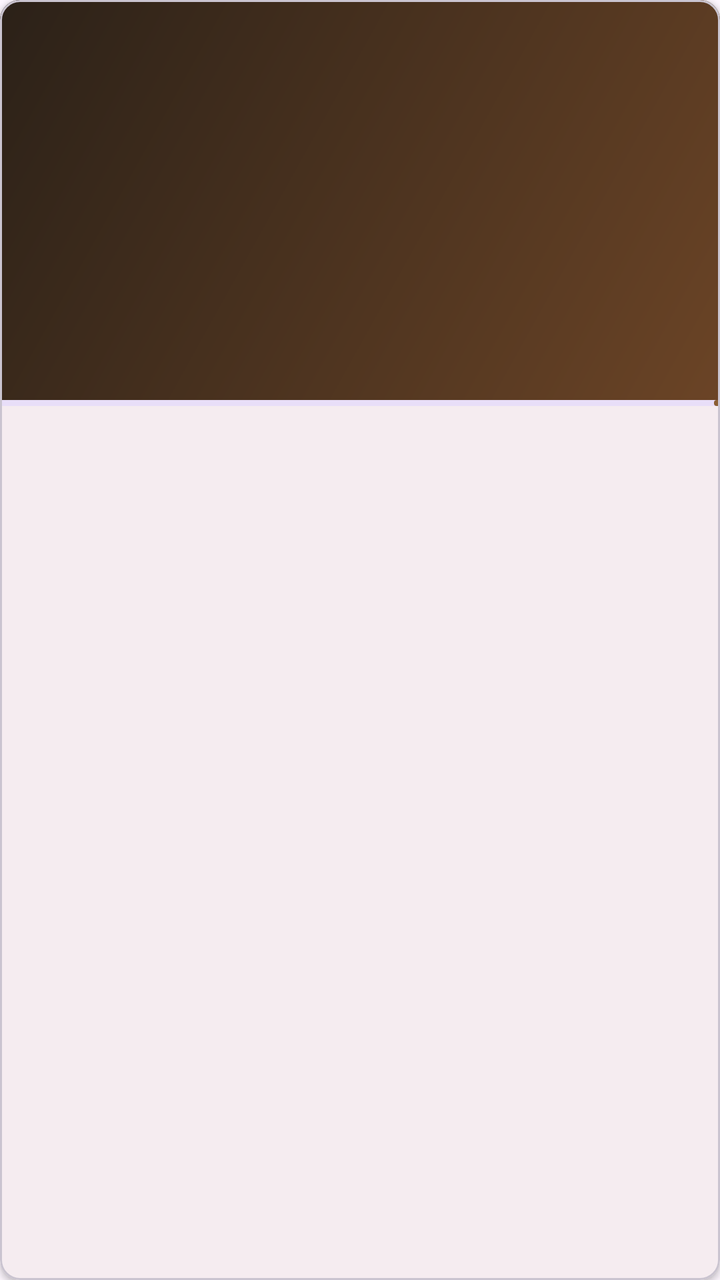
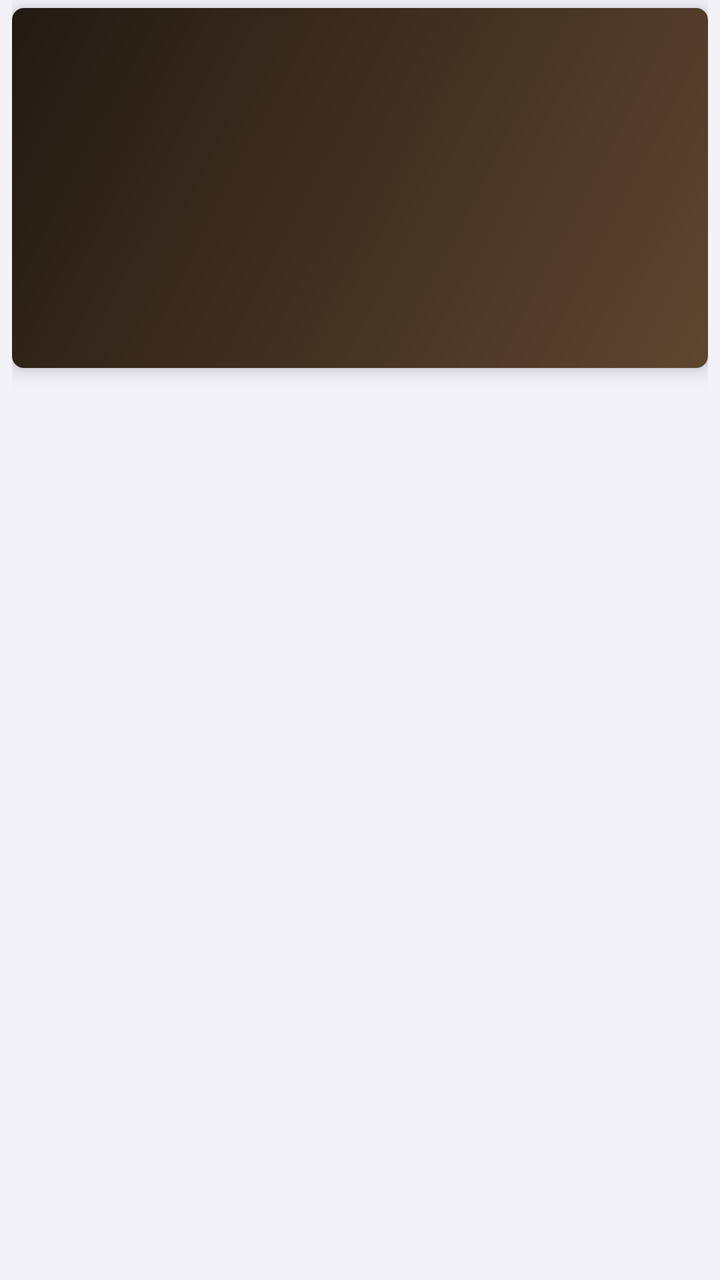

An Android layout rendered at two revisions. The XML below is the earlier revision; the diff shows what the commit changed to produce the second picture.
<!-- AndroidManifest.xml: application theme Theme.EpubFold -->
<!-- res/layout/item_book.xml -->
<?xml version="1.0" encoding="utf-8"?>
<com.google.android.material.card.MaterialCardView xmlns:android="http://schemas.android.com/apk/res/android"
    xmlns:app="http://schemas.android.com/apk/res-auto"
    android:layout_width="match_parent"
    android:layout_height="wrap_content"
    android:layout_margin="6dp"
    app:cardCornerRadius="10dp"
    app:cardElevation="2dp">

    <LinearLayout
        android:layout_width="match_parent"
        android:layout_height="wrap_content"
        android:orientation="vertical">

        <FrameLayout
            android:id="@+id/coverBox"
            android:layout_width="match_parent"
            android:layout_height="200dp">

            <ImageView
                android:id="@+id/cover"
                android:layout_width="match_parent"
                android:layout_height="match_parent"
                android:background="@drawable/cover_placeholder"
                android:contentDescription="@null"
                android:scaleType="centerCrop" />

            <TextView
                android:id="@+id/coverTitle"
                android:layout_width="match_parent"
                android:layout_height="match_parent"
                android:ellipsize="end"
                android:fontFamily="serif"
                android:gravity="center"
                android:maxLines="6"
                android:padding="14dp"
                android:textColor="#F3E3C3"
                android:textSize="17sp" />
        </FrameLayout>

        <com.google.android.material.progressindicator.LinearProgressIndicator
            android:id="@+id/bookProgress"
            android:layout_width="match_parent"
            android:layout_height="wrap_content"
            android:max="1000"
            app:trackThickness="3dp" />

        <TextView
            android:id="@+id/title"
            android:layout_width="match_parent"
            android:layout_height="wrap_content"
            android:ellipsize="end"
            android:maxLines="2"
            android:paddingHorizontal="10dp"
            android:paddingTop="8dp"
            android:textAppearance="?attr/textAppearanceTitleSmall" />

        <TextView
            android:id="@+id/author"
            android:layout_width="match_parent"
            android:layout_height="wrap_content"
            android:ellipsize="end"
            android:maxLines="1"
            android:paddingHorizontal="10dp"
            android:paddingTop="2dp"
            android:paddingBottom="10dp"
            android:textAppearance="?attr/textAppearanceBodySmall" />
    </LinearLayout>
</com.google.android.material.card.MaterialCardView>
<!-- resources referenced by this layout -->
<resources>
  <!-- drawable cover_placeholder (drawable) -->
  <shape xmlns:android="http://schemas.android.com/apk/res/android">
      <gradient android:angle="135" android:startColor="#6B4426" android:endColor="#2B2118" />
  </shape>
  <style name="Theme.EpubFold" parent="Theme.Material3.DayNight.NoActionBar">
          <item name="colorPrimary">@color/brand</item>
          <item name="colorSecondary">@color/brand</item>
          <item name="android:windowLayoutInDisplayCutoutMode">shortEdges</item>
      </style>
  <color name="brand">#8B5E34</color>
</resources>

<!-- the commit's change to res/layout/item_book.xml (unified diff, before → after) -->
@@ -1,21 +1,25 @@
 <?xml version="1.0" encoding="utf-8"?>
-<com.google.android.material.card.MaterialCardView xmlns:android="http://schemas.android.com/apk/res/android"
+<LinearLayout xmlns:android="http://schemas.android.com/apk/res/android"
     xmlns:app="http://schemas.android.com/apk/res-auto"
     android:layout_width="match_parent"
     android:layout_height="wrap_content"
-    android:layout_margin="6dp"
-    app:cardCornerRadius="10dp"
-    app:cardElevation="2dp">
+    android:orientation="vertical"
+    android:paddingHorizontal="6dp"
+    android:paddingBottom="22dp">
 
-    <LinearLayout
+    <androidx.cardview.widget.CardView
+        android:id="@+id/coverCard"
         android:layout_width="match_parent"
-        android:layout_height="wrap_content"
-        android:orientation="vertical">
+        android:layout_height="180dp"
+        android:layout_marginTop="4dp"
+        android:foreground="?attr/selectableItemBackground"
+        app:cardCornerRadius="6dp"
+        app:cardElevation="6dp"
+        app:cardPreventCornerOverlap="false">
 
         <FrameLayout
-            android:id="@+id/coverBox"
             android:layout_width="match_parent"
-            android:layout_height="200dp">
+            android:layout_height="match_parent">
 
             <ImageView
                 android:id="@+id/cover"
@@ -33,37 +37,28 @@
                 android:fontFamily="serif"
                 android:gravity="center"
                 android:maxLines="6"
-                android:padding="14dp"
+                android:padding="12dp"
                 android:textColor="#F3E3C3"
-                android:textSize="17sp" />
+                android:textSize="15sp" />
         </FrameLayout>
+    </androidx.cardview.widget.CardView>
 
-        <com.google.android.material.progressindicator.LinearProgressIndicator
-            android:id="@+id/bookProgress"
-            android:layout_width="match_parent"
-            android:layout_height="wrap_content"
-            android:max="1000"
-            app:trackThickness="3dp" />
+    <TextView
+        android:id="@+id/title"
+        android:layout_width="match_parent"
+        android:layout_height="wrap_content"
+        android:layout_marginTop="10dp"
+        android:ellipsize="end"
+        android:fontFamily="sans-serif-medium"
+        android:maxLines="2"
+        android:textColor="@color/label"
+        android:textSize="14sp" />
 
-        <TextView
-            android:id="@+id/title"
-            android:layout_width="match_parent"
-            android:layout_height="wrap_content"
-            android:ellipsize="end"
-            android:maxLines="2"
-            android:paddingHorizontal="10dp"
-            android:paddingTop="8dp"
-            android:textAppearance="?attr/textAppearanceTitleSmall" />
-
-        <TextView
-            android:id="@+id/author"
-            android:layout_width="match_parent"
-            android:layout_height="wrap_content"
-            android:ellipsize="end"
-            android:maxLines="1"
-            android:paddingHorizontal="10dp"
-            android:paddingTop="2dp"
-            android:paddingBottom="10dp"
-            android:textAppearance="?attr/textAppearanceBodySmall" />
-    </LinearLayout>
-</com.google.android.material.card.MaterialCardView>
+    <TextView
+        android:id="@+id/status"
+        style="@style/Text.Footnote"
+        android:layout_width="wrap_content"
+        android:layout_height="wrap_content"
+        android:layout_marginTop="3dp"
+        android:textSize="12sp" />
+</LinearLayout>
<!-- resource entries referenced after the edit -->
@@ -1,14 +1,44 @@
 <!-- resources referenced by this layout -->
 <resources>
+  <color name="label">#000000</color>
   <!-- drawable cover_placeholder (drawable) -->
   <shape xmlns:android="http://schemas.android.com/apk/res/android">
-      <gradient android:angle="135" android:startColor="#6B4426" android:endColor="#2B2118" />
+      <gradient android:angle="135" android:startColor="#5E4630" android:endColor="#231A12" />
   </shape>
+  <style name="Text.Footnote" parent="">
+          <item name="android:textSize">13sp</item>
+          <item name="android:textColor">@color/label_secondary</item>
+      </style>
   <style name="Theme.EpubFold" parent="Theme.Material3.DayNight.NoActionBar">
-          <item name="colorPrimary">@color/brand</item>
-          <item name="colorSecondary">@color/brand</item>
+          <item name="colorPrimary">@color/accent</item>
+          <item name="colorOnPrimary">@android:color/white</item>
+          <item name="colorSecondary">@color/accent</item>
+          <item name="colorSurface">@color/card</item>
+          <item name="android:colorBackground">@color/bg_grouped</item>
+          <item name="android:windowBackground">@color/bg_grouped</item>
+          <item name="android:statusBarColor">@android:color/transparent</item>
+          <item name="android:navigationBarColor">@android:color/transparent</item>
           <item name="android:windowLayoutInDisplayCutoutMode">shortEdges</item>
+          <item name="bottomSheetDialogTheme">@style/ThemeOverlay.EpubFold.Sheet</item>
       </style>
-  <color name="brand">#8B5E34</color>
+  <color name="label_secondary">#8A8A8E</color>
+  <color name="accent">#FF9500</color>
+  <color name="card">#FFFFFF</color>
+  <color name="bg_grouped">#F2F2F7</color>
+  <style name="ThemeOverlay.EpubFold.Sheet" parent="ThemeOverlay.Material3.BottomSheetDialog">
+          <item name="bottomSheetStyle">@style/Widget.EpubFold.Sheet</item>
+      </style>
+  <style name="Widget.EpubFold.Sheet" parent="Widget.Material3.BottomSheet.Modal">
+          <item name="backgroundTint">@color/sheet_bg</item>
+          <item name="shapeAppearance">@style/Shape.EpubFold.Sheet</item>
+      </style>
+  <color name="sheet_bg">#F2F2F7</color>
+  <style name="Shape.EpubFold.Sheet" parent="">
+          <item name="cornerFamily">rounded</item>
+          <item name="cornerSizeTopLeft">22dp</item>
+          <item name="cornerSizeTopRight">22dp</item>
+          <item name="cornerSizeBottomLeft">0dp</item>
+          <item name="cornerSizeBottomRight">0dp</item>
+      </style>
 </resources>
 
